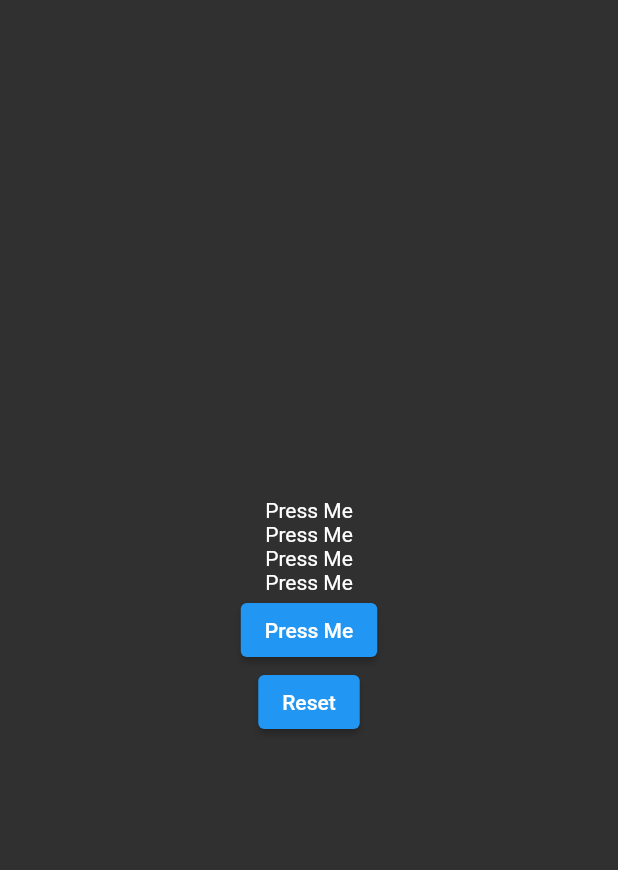
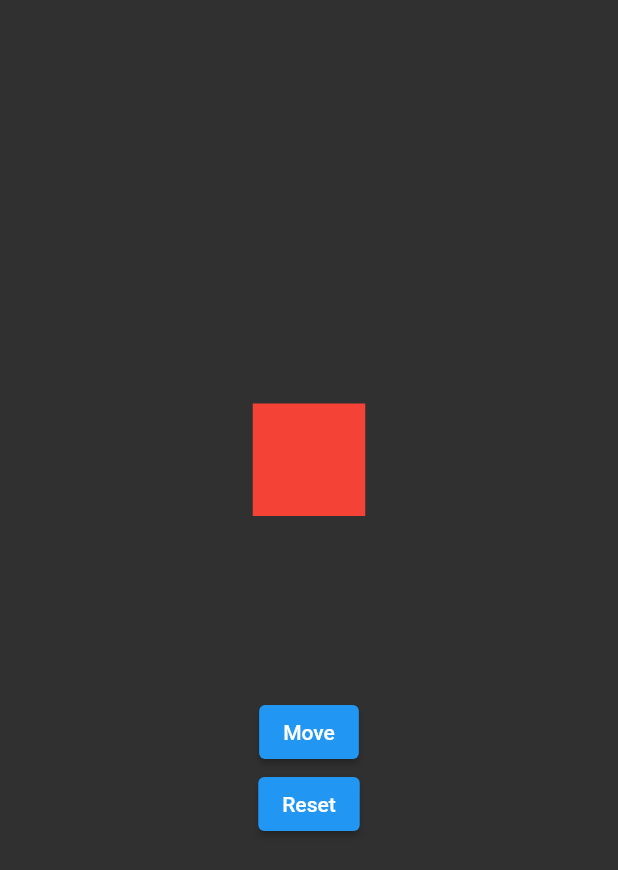
Before and after one commit to PrinceLeBon/animation, a Flutter app: the screen it shows after launch, on a phone screen of 412 x 824 dp. Shown: the top 870 px of the screen. Run offline on Flutter 3.47's test engine with Material 2 defaults, Android fonts, the phone set to English and light mode, and no system bars.

Commit message:
Exercice 3 (medium) done

```diff
--- /dev/null
+++ b/lib/implicit_animation/medium/medium_three.dart
@@ -0,0 +1,58 @@
+import 'package:flutter/material.dart';
+
+class MediumThree extends StatefulWidget {
+  const MediumThree({super.key});
+
+  @override
+  State<MediumThree> createState() => _MediumThreeState();
+}
+
+class _MediumThreeState extends State<MediumThree> {
+  bool pressed = false;
+
+  @override
+  Widget build(BuildContext context) {
+    return Scaffold(
+      body: Center(
+        child: Column(
+          mainAxisAlignment: MainAxisAlignment.center,
+          children: [
+            SizedBox(
+              width: 200,
+              height: 200,
+              child: Stack(
+                children: [
+                  AnimatedPositioned(
+                    duration: const Duration(seconds: 3),
+                    curve: Curves.bounceOut,
+                    top: pressed ? 120 : 5,
+                    left: 62.5,
+                    child: Container(
+                      width: 75,
+                      height: 75,
+                      color: Colors.red,
+                    ),
+                  )
+                ],
+              ),
+            ),
+            ElevatedButton(
+                onPressed: () {
+                  setState(() {
+                    pressed = true;
+                  });
+                },
+                child: const Text("Move")),
+            ElevatedButton(
+                onPressed: () {
+                  setState(() {
+                    pressed = false;
+                  });
+                },
+                child: const Text("Reset")),
+          ],
+        ),
+      ),
+    );
+  }
+}
--- a/lib/implicit_animation/medium/medium_one.dart
+++ b/lib/implicit_animation/medium/medium_two.dart
@@ -1,13 +1,13 @@
 import 'package:flutter/material.dart';
 
-class MediumOne extends StatefulWidget {
-  const MediumOne({super.key});
+class MediumTwo extends StatefulWidget {
+  const MediumTwo({super.key});
 
   @override
-  State<MediumOne> createState() => _MediumOneState();
+  State<MediumTwo> createState() => _MediumTwoState();
 }
 
-class _MediumOneState extends State<MediumOne> {
+class _MediumTwoState extends State<MediumTwo> {
   double opacity = 1;
 
   @override
--- a/lib/main.dart
+++ b/lib/main.dart
@@ -1,5 +1,5 @@
 import 'package:flutter/material.dart';
-import 'implicit_animation/medium/medium_one.dart';
+import 'implicit_animation/medium/medium_three.dart';
 
 void main() {
   runApp(const MyApp());
@@ -15,7 +15,7 @@ class MyApp extends StatelessWidget {
       darkTheme: ThemeData(brightness: Brightness.dark),
       debugShowCheckedModeBanner: false,
       debugShowMaterialGrid: false,
-      home: const MediumOne(),
+      home: const MediumThree(),
     );
   }
 }
```
